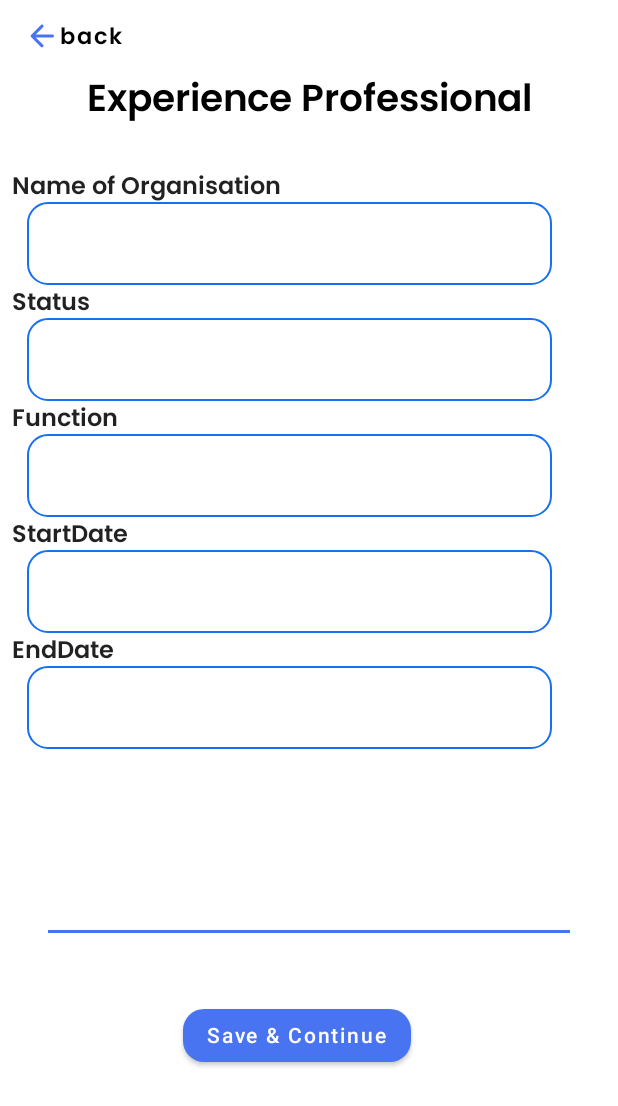
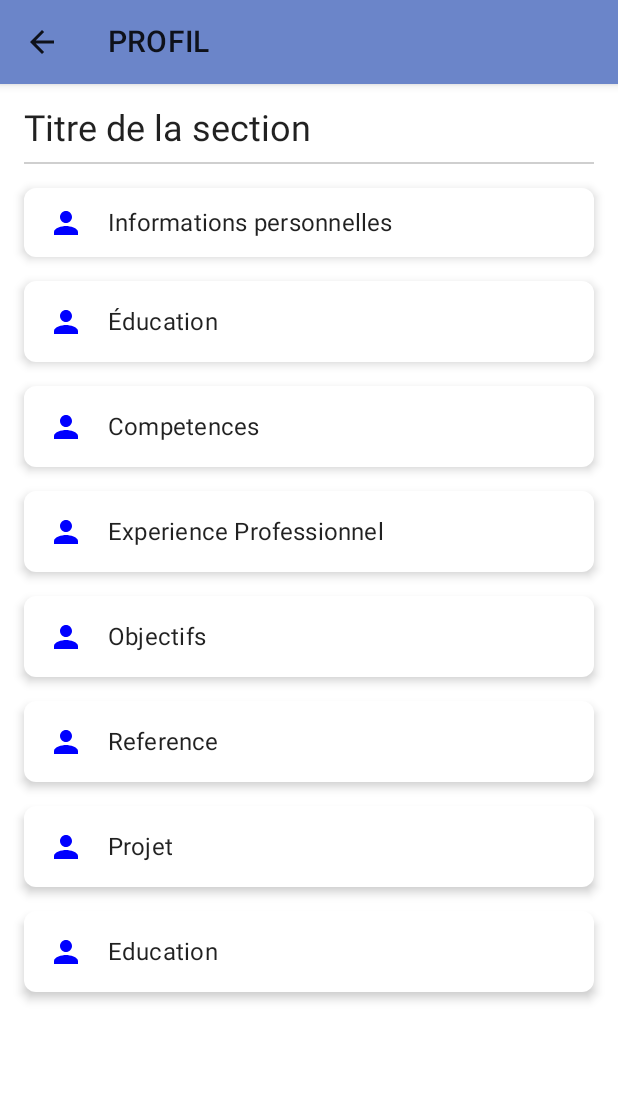
Before and after one commit to cabrelshadow/BetterCv, an Android app built with Jetpack Compose: the screen it shows after launch (MainActivity), on a phone screen of 412 x 824 dp. Shown: the top 1106 px of the screen. Run offline under Robolectric (Android 15) with nearby library versions, the phone set to English and light mode, and no system bars.

Commit message:
Ajout de la page de profils

```diff
--- a/app/src/main/java/com/example/bettercvapp/MainActivity.kt
+++ b/app/src/main/java/com/example/bettercvapp/MainActivity.kt
@@ -1,6 +1,7 @@
 package com.example.bettercvapp
 
 import CvScreen
+import ProfileScreen1
 import android.os.Bundle
 import androidx.activity.ComponentActivity
 import androidx.activity.OnBackPressedCallback
@@ -38,7 +39,8 @@ class MainActivity : ComponentActivity() {
                     BackHandler {
                         onBackPressedDispatcher
                     }
-                    LogApplication()
+                    val navController = rememberNavController()
+                    ProfileScreen1()
                 }
             }
         }
--- /dev/null
+++ b/app/src/main/java/com/example/bettercvapp/profils.kt
@@ -0,0 +1,278 @@
+import android.annotation.SuppressLint
+import androidx.compose.foundation.Image
+import androidx.compose.foundation.background
+import androidx.compose.foundation.clickable
+import androidx.compose.foundation.layout.*
+import androidx.compose.foundation.lazy.LazyColumn
+import androidx.compose.foundation.shape.RoundedCornerShape
+import androidx.compose.material.*
+import androidx.compose.material.icons.Icons
+import androidx.compose.material.icons.filled.ArrowBack
+import androidx.compose.material.icons.filled.Person
+import androidx.compose.runtime.Composable
+import androidx.compose.ui.Alignment
+import androidx.compose.ui.Modifier
+import androidx.compose.ui.graphics.Color
+import androidx.compose.ui.graphics.ColorFilter
+import androidx.compose.ui.graphics.vector.ImageVector
+import androidx.compose.ui.text.font.FontWeight
+import androidx.compose.ui.text.style.TextAlign
+import androidx.compose.ui.unit.dp
+import com.example.bettercvapp.ui.theme.ReemKufi
+
+@SuppressLint("UnusedMaterialScaffoldPaddingParameter")
+@Composable
+fun ProfileScreen1() {
+    Scaffold(
+        topBar = {
+            TopAppBar(
+                title = { Text("PROFIL") },
+                backgroundColor = Color(0xFF6B85C9),
+                navigationIcon = {
+                    IconButton(onClick = { /* Handle navigation */ }) {
+                        Icon(Icons.Filled.ArrowBack, contentDescription = "Back")
+                    }
+                }
+            )
+        }
+    ) {
+        Column(
+            modifier = Modifier.padding(16.dp)
+        ) {
+            Text(
+                text = "Titre de la section",
+                style = MaterialTheme.typography.h5,
+                modifier = Modifier.padding(bottom = 8.dp)
+            )
+
+
+            Divider(color = Color.Gray.copy(alpha = .4f))
+
+                //*****************************
+            Card(
+                shape = RoundedCornerShape(8.dp),
+                elevation = 4.dp,
+                modifier = Modifier
+                    .fillMaxWidth()
+                    .height(70.dp)
+                    .padding(top = 16.dp, bottom = 8.dp)
+                    .clickable(onClick = { /* Handle click */ })
+            ) {
+                Row(
+                    verticalAlignment = Alignment.CenterVertically,
+                    modifier = Modifier.padding(start = 16.dp, end = 16.dp)
+                ) {
+                    Icon(
+                        imageVector = Icons.Default.Person,
+                        contentDescription = null,
+                        tint = Color.Blue,
+                        modifier = Modifier.size(24.dp)
+                    )
+                    Text(
+                        text = "Informations personnelles",
+                        style = MaterialTheme.typography.subtitle1,
+                        modifier = Modifier.padding(start = 16.dp)
+                    )
+                }
+            }
+
+            //*****************************
+            Card(
+                shape = RoundedCornerShape(8.dp),
+                elevation = 4.dp,
+                modifier = Modifier
+                    .fillMaxWidth()
+                    .height(70.dp)
+                    .padding(vertical = 8.dp)
+                    .clickable(onClick = { /* Handle click */ })
+            ) {
+                Row(
+                    verticalAlignment = Alignment.CenterVertically,
+                    modifier = Modifier.padding(start = 16.dp, end = 16.dp)
+                ) {
+                    Icon(
+                        imageVector = Icons.Default.Person,
+                        contentDescription = null,
+                        tint = Color.Blue,
+                        modifier = Modifier.size(24.dp)
+                    )
+                    Text(
+                        text = "Éducation",
+                        style = MaterialTheme.typography.subtitle1,
+                        modifier = Modifier.padding(start = 16.dp)
+                    )
+                }
+            }
+
+            //*****************************
+            Card(
+                shape = RoundedCornerShape(8.dp),
+                elevation = 4.dp,
+                modifier = Modifier
+                    .fillMaxWidth()
+                    .height(70.dp)
+                    .padding(vertical = 8.dp)
+                    .clickable(onClick = { /* Handle click */ })
+            ) {
+                Row(
+                    verticalAlignment = Alignment.CenterVertically,
+                    modifier = Modifier.padding(start = 16.dp, end = 16.dp)
+                ) {
+                    Icon(
+                        imageVector = Icons.Default.Person,
+                        contentDescription = null,
+                        tint = Color.Blue,
+                        modifier = Modifier.size(24.dp)
+                    )
+                    Text(
+                        text = "Competences",
+                        style = MaterialTheme.typography.subtitle1,
+                        modifier = Modifier.padding(start = 16.dp)
+                    )
+                }
+            }
+
+            //*****************************
+            Card(
+                shape = RoundedCornerShape(8.dp),
+                elevation = 4.dp,
+                modifier = Modifier
+                    .fillMaxWidth()
+                    .height(70.dp)
+                    .padding(vertical = 8.dp)
+                    .clickable(onClick = { /* Handle click */ })
+            ) {
+                Row(
+                    verticalAlignment = Alignment.CenterVertically,
+                    modifier = Modifier.padding(start = 16.dp, end = 16.dp)
+                ) {
+                    Icon(
+                        imageVector = Icons.Default.Person,
+                        contentDescription = null,
+                        tint = Color.Blue,
+                        modifier = Modifier.size(24.dp)
+                    )
+                    Text(
+                        text = "Experience Professionnel",
+                        style = MaterialTheme.typography.subtitle1,
+                        modifier = Modifier.padding(start = 16.dp)
+                    )
+                }
+            }
+
+            //*****************************
+            Card(
+                shape = RoundedCornerShape(8.dp),
+                elevation = 4.dp,
+                modifier = Modifier
+                    .fillMaxWidth()
+                    .height(70.dp)
+                    .padding(vertical = 8.dp)
+                    .clickable(onClick = { /* Handle click */ })
+            ) {
+                Row(
+                    verticalAlignment = Alignment.CenterVertically,
+                    modifier = Modifier.padding(start = 16.dp, end = 16.dp)
+                ) {
+                    Icon(
+                        imageVector = Icons.Default.Person,
+                        contentDescription = null,
+                        tint = Color.Blue,
+                        modifier = Modifier.size(24.dp)
+                    )
+                    Text(
+                        text = "Objectifs",
+                        style = MaterialTheme.typography.subtitle1,
+                        modifier = Modifier.padding(start = 16.dp)
+                    )
+                }
+            }
+
+            //*****************************
+            Card(
+                shape = RoundedCornerShape(8.dp),
+                elevation = 4.dp,
+                modifier = Modifier
+                    .fillMaxWidth()
+                    .height(70.dp)
+                    .padding(vertical = 8.dp)
+                    .clickable(onClick = { /* Handle click */ })
+            ) {
+                Row(
+                    verticalAlignment = Alignment.CenterVertically,
+                    modifier = Modifier.padding(start = 16.dp, end = 16.dp)
+                ) {
+                    Icon(
+                        imageVector = Icons.Default.Person,
+                        contentDescription = null,
+                        tint = Color.Blue,
+                        modifier = Modifier.size(24.dp)
+                    )
+                    Text(
+                        text = "Reference",
+                        style = MaterialTheme.typography.subtitle1,
+                        modifier = Modifier.padding(start = 16.dp)
+                    )
+                }
+            }
+
+
+
+            Card(
+                shape = RoundedCornerShape(8.dp),
+                elevation = 4.dp,
+                modifier = Modifier
+                    .fillMaxWidth()
+                    .height(70.dp)
+                    .padding(vertical = 8.dp)
+                    .clickable(onClick = { /* Handle click */ })
+            ) {
+                Row(
+                    verticalAlignment = Alignment.CenterVertically,
+                    modifier = Modifier.padding(start = 16.dp, end = 16.dp)
+                ) {
+                    Icon(
+                        imageVector = Icons.Default.Person,
+                        contentDescription = null,
+                        tint = Color.Blue,
+                        modifier = Modifier.size(24.dp)
+                    )
+                    Text(
+                        text = "Projet",
+                        style = MaterialTheme.typography.subtitle1,
+                        modifier = Modifier.padding(start = 16.dp)
+                    )
+                }
+            }
+
+
+            //*****************************
+            Card(
+                shape = RoundedCornerShape(8.dp),
+                elevation = 4.dp,
+                modifier = Modifier
+                    .fillMaxWidth()
+                    .height(70.dp)
+                    .padding(vertical = 8.dp)
+                    .clickable(onClick = { /* Handle click */ })
+            ) {
+                Row(
+                    verticalAlignment = Alignment.CenterVertically,
+                    modifier = Modifier.padding(start = 16.dp, end = 16.dp)
+                ) {
+                    Icon(
+                        imageVector = Icons.Default.Person,
+                        contentDescription = null,
+                        tint = Color.Blue,
+                        modifier = Modifier.size(24.dp)
+                    )
+                    Text(
+                        text = "Education",
+                        style = MaterialTheme.typography.subtitle1,
+                        modifier = Modifier.padding(start = 16.dp)
+                    )
+                }
+            }
+        }
+    }
+}
--- a/app/src/main/java/com/example/bettercvapp/ui/theme/Color.kt
+++ b/app/src/main/java/com/example/bettercvapp/ui/theme/Color.kt
@@ -14,3 +14,4 @@ val PlaceholderColor = Color(0xFFA2A0A0)
 val Textcolor= Color(0xFF0A0A0A)
 val Gray= Color(0xFFECEBEB)
 val LightPrimaryColor = Color(0xFFFFF6EE)
+val fuck = Color(0xDAFFFFFF)
```
